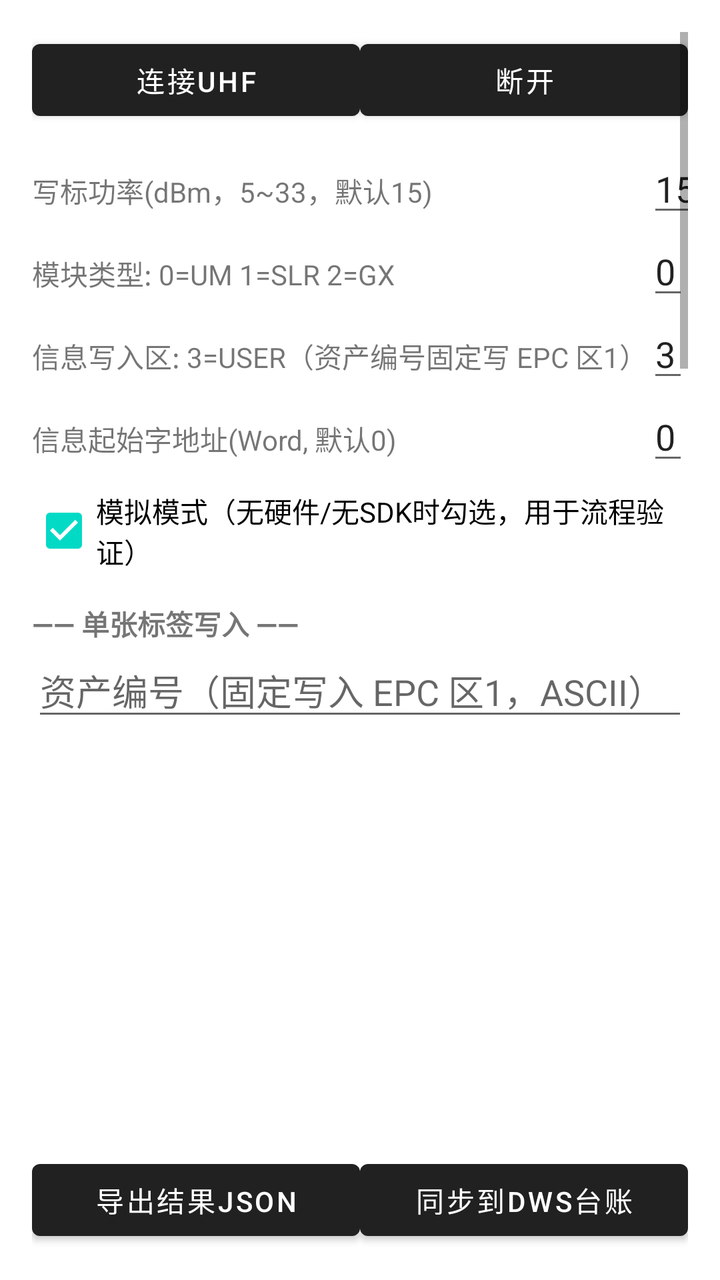
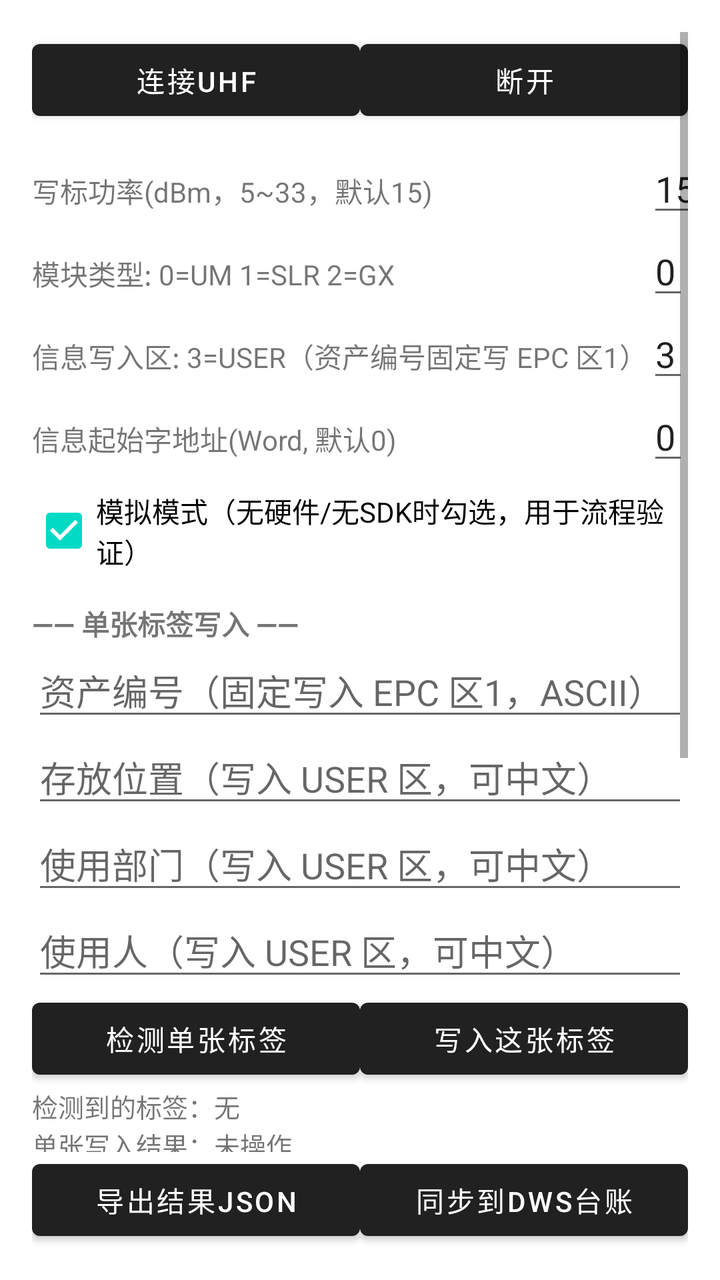

An Android layout rendered at two revisions. The XML below is the earlier revision; the diff shows what the commit changed to produce the second picture.
<!-- AndroidManifest.xml: application theme Theme.MaterialComponents.DayNight.DarkActionBar -->
<!-- res/layout/activity_main.xml -->
<?xml version="1.0" encoding="utf-8"?>
<LinearLayout xmlns:android="http://schemas.android.com/apk/res/android"
    android:layout_width="match_parent"
    android:layout_height="match_parent"
    android:orientation="vertical"
    android:padding="16dp">

    
    <ScrollView
        android:layout_width="match_parent"
        android:layout_height="0dp"
        android:layout_weight="1"
        android:fillViewport="true">

        <LinearLayout
            android:layout_width="match_parent"
            android:layout_height="wrap_content"
            android:orientation="vertical">

    
    <LinearLayout
        android:layout_width="match_parent"
        android:layout_height="wrap_content"
        android:orientation="horizontal">
        <Button
            android:id="@+id/btnConnect"
            android:layout_width="0dp"
            android:layout_height="wrap_content"
            android:layout_weight="1"
            android:text="连接UHF" />
        <Button
            android:id="@+id/btnDisconnect"
            android:layout_width="0dp"
            android:layout_height="wrap_content"
            android:layout_weight="1"
            android:text="断开" />
    </LinearLayout>

    <GridLayout
        android:layout_width="match_parent"
        android:layout_height="wrap_content"
        android:columnCount="2"
        android:rowCount="4"
        android:layout_marginTop="8dp">

        <TextView android:text="@string/hint_power" />
        <EditText
            android:id="@+id/etPower"
            android:inputType="number"
            android:text="15" />

        <TextView android:text="@string/hint_module" />
        <EditText
            android:id="@+id/etModule"
            android:inputType="number"
            android:text="0" />

        <TextView android:text="@string/hint_target_bank" />
        <EditText
            android:id="@+id/etBank"
            android:inputType="number"
            android:text="3" />

        <TextView android:text="@string/hint_start_word" />
        <EditText
            android:id="@+id/etStartWord"
            android:inputType="number"
            android:text="0" />
    </GridLayout>

    
    <CheckBox
        android:id="@+id/chkSimulate"
        android:layout_width="match_parent"
        android:layout_height="wrap_content"
        android:layout_marginTop="4dp"
        android:checked="true"
        android:text="模拟模式（无硬件/无SDK时勾选，用于流程验证）" />

    
    <TextView
        android:layout_width="match_parent"
        android:layout_height="wrap_content"
        android:layout_marginTop="12dp"
        android:textStyle="bold"
        android:text="@string/single_section" />

    <EditText
        android:id="@+id/etSingleAsset"
        android:layout_width="match_parent"
        android:layout_height="wrap_content"
        android:inputType="text"
        android:hint="@string/hint_single_asset" />

    <EditText
        android:id="@+id/etLocation"
        android:layout_width="match_parent"
        android:layout_height="wrap_content"
        android:inputType="text"
        android:hint="@string/hint_location" />

    <EditText
        android:id="@+id/etDept"
        android:layout_width="match_parent"
        android:layout_height="wrap_content"
        android:inputType="text"
        android:hint="@string/hint_dept" />

    <EditText
        android:id="@+id/etOwner"
        android:layout_width="match_parent"
        android:layout_height="wrap_content"
        android:inputType="text"
        android:hint="@string/hint_owner" />

    <LinearLayout
        android:layout_width="match_parent"
        android:layout_height="wrap_content"
        android:orientation="horizontal">
        <Button
            android:id="@+id/btnDetectSingle"
            android:layout_width="0dp"
            android:layout_height="wrap_content"
            android:layout_weight="1"
            android:text="@string/btn_detect_single" />
        <Button
            android:id="@+id/btnWriteSingle"
            android:layout_width="0dp"
            android:layout_height="wrap_content"
            android:layout_weight="1"
            android:text="@string/btn_write_single" />
    </LinearLayout>

    <TextView
        android:id="@+id/tvDetected"
        android:layout_width="match_parent"
        android:layout_height="wrap_content"
        android:text="@string/tv_detected"
        android:textSize="13sp" />

    <TextView
        android:id="@+id/tvSingleResult"
        android:layout_width="match_parent"
        android:layout_height="wrap_content"
        android:text="@string/tv_single_result"
        android:textSize="13sp" />

    
    <LinearLayout
        android:layout_width="match_parent"
        android:layout_height="wrap_content"
        android:orientation="horizontal"
        android:layout_marginTop="8dp">
        <Button
            android:id="@+id/btnImport"
            android:layout_width="0dp"
            android:layout_height="wrap_content"
            android:layout_weight="1"
            android:text="导入Excel/CSV" />
        <Button
            android:id="@+id/btnTemplate"
            android:layout_width="0dp"
            android:layout_height="wrap_content"
            android:layout_weight="1"
            android:text="导出Excel模板" />
    </LinearLayout>

    <LinearLayout
        android:layout_width="match_parent"
        android:layout_height="wrap_content"
        android:orientation="horizontal"
        android:layout_marginTop="4dp">
        <Button
            android:id="@+id/btnAddSingle"
            android:layout_width="0dp"
            android:layout_height="wrap_content"
            android:layout_weight="1"
            android:text="新增（编码自动生成）" />
        <Button
            android:id="@+id/btnStartWrite"
            android:layout_width="0dp"
            android:layout_height="wrap_content"
            android:layout_weight="1"
            android:text="开始批量写标" />
    </LinearLayout>

    
    <TextView
        android:id="@+id/tvStatus"
        android:layout_width="match_parent"
        android:layout_height="wrap_content"
        android:layout_marginTop="8dp"
        android:text="状态：未连接"
        android:textSize="14sp" />

    <TextView
        android:id="@+id/tvProgress"
        android:layout_width="match_parent"
        android:layout_height="wrap_content"
        android:text="进度：0 / 0"
        android:textSize="14sp" />

        </LinearLayout>
    </ScrollView>

    
    <androidx.recyclerview.widget.RecyclerView
        android:id="@+id/rvResults"
        android:layout_width="match_parent"
        android:layout_height="200dp"
        android:layout_marginTop="8dp"
        android:nestedScrollingEnabled="true" />

    
    <LinearLayout
        android:layout_width="match_parent"
        android:layout_height="wrap_content"
        android:orientation="horizontal">
        <Button
            android:id="@+id/btnExport"
            android:layout_width="0dp"
            android:layout_height="wrap_content"
            android:layout_weight="1"
            android:text="导出结果JSON" />
        <Button
            android:id="@+id/btnSync"
            android:layout_width="0dp"
            android:layout_height="wrap_content"
            android:layout_weight="1"
            android:text="同步到dws台账" />
    </LinearLayout>
</LinearLayout>
<!-- resources referenced by this layout -->
<resources>
  <string name="btn_detect_single">检测单张标签</string>
  <string name="btn_write_single">写入这张标签</string>
  <string name="hint_dept">使用部门（写入 USER 区，可中文）</string>
  <string name="hint_location">存放位置（写入 USER 区，可中文）</string>
  <string name="hint_module">模块类型: 0=UM 1=SLR 2=GX</string>
  <string name="hint_owner">使用人（写入 USER 区，可中文）</string>
  <string name="hint_power">写标功率(dBm，5~33，默认15)</string>
  <string name="hint_single_asset">资产编号（固定写入 EPC 区1，ASCII）</string>
  <string name="hint_start_word">信息起始字地址(Word, 默认0)</string>
  <string name="hint_target_bank">信息写入区: 3=USER（资产编号固定写 EPC 区1）</string>
  <string name="single_section">—— 单张标签写入 ——</string>
  <string name="tv_detected">检测到的标签：无</string>
  <string name="tv_single_result">单张写入结果：未操作</string>
</resources>

<!-- the commit's change to res/layout/activity_main.xml (unified diff, before → after) -->
@@ -193,25 +193,26 @@
         android:text="状态：未连接"
         android:textSize="14sp" />
 
-    <TextView
-        android:id="@+id/tvProgress"
-        android:layout_width="match_parent"
-        android:layout_height="wrap_content"
-        android:text="进度：0 / 0"
-        android:textSize="14sp" />
+        <TextView
+            android:id="@+id/tvProgress"
+            android:layout_width="match_parent"
+            android:layout_height="wrap_content"
+            android:text="进度：0 / 0"
+            android:textSize="14sp" />
+
+        
+        <androidx.recyclerview.widget.RecyclerView
+            android:id="@+id/rvResults"
+            android:layout_width="match_parent"
+            android:layout_height="wrap_content"
+            android:layout_marginTop="8dp"
+            android:nestedScrollingEnabled="false"
+            android:minHeight="120dp" />
 
         </LinearLayout>
     </ScrollView>
 
     
-    <androidx.recyclerview.widget.RecyclerView
-        android:id="@+id/rvResults"
-        android:layout_width="match_parent"
-        android:layout_height="200dp"
-        android:layout_marginTop="8dp"
-        android:nestedScrollingEnabled="true" />
-
-    
     <LinearLayout
         android:layout_width="match_parent"
         android:layout_height="wrap_content"
